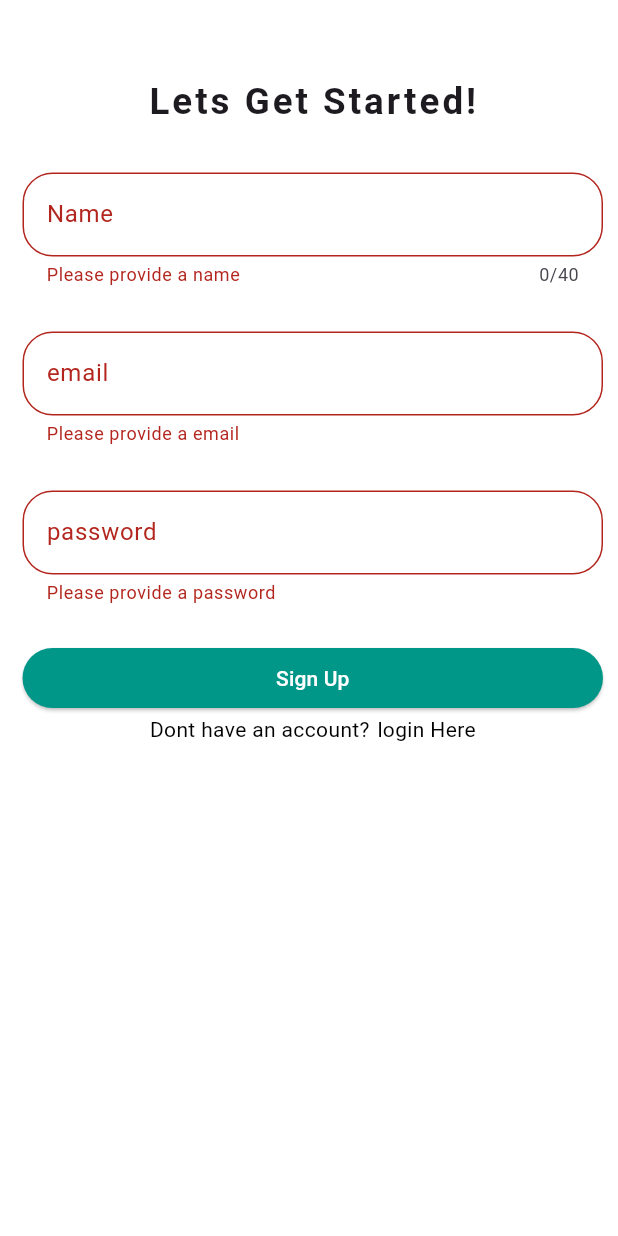
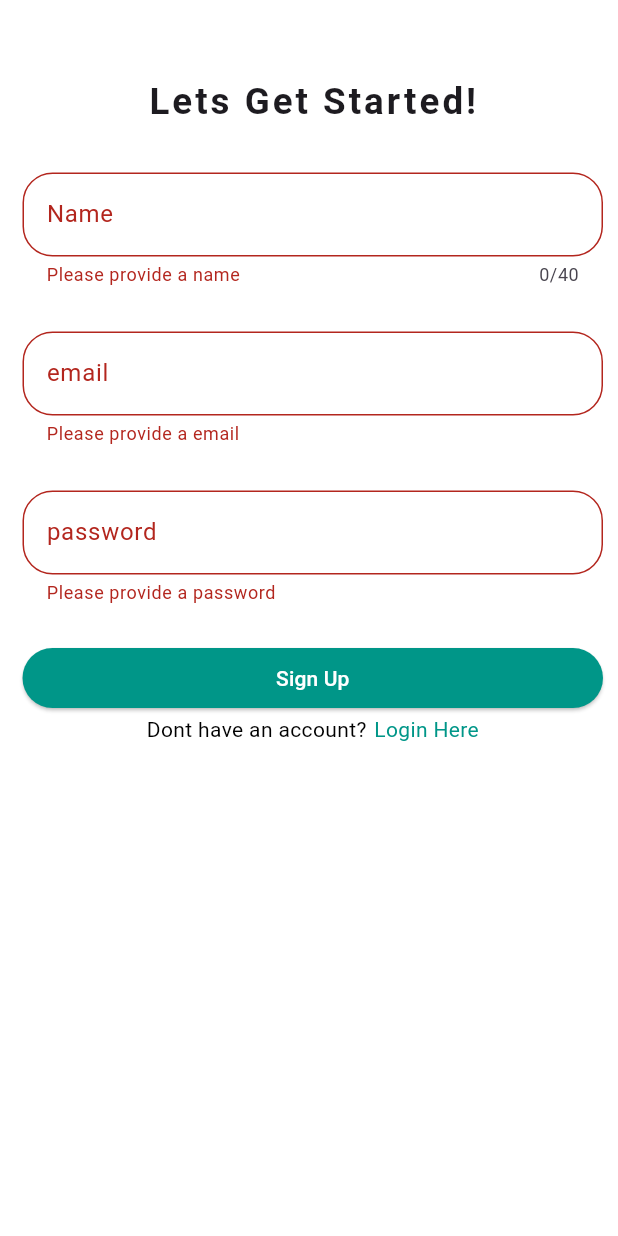
Before and after one commit to VillalobosCarla/FE-ShotWithYou, a Flutter app: the Signup screen opened by its route, after a tap on "Sign Up", on a phone screen of 412 x 824 dp. Run offline on Flutter 3.47's test engine with Material 3 defaults, Android fonts, the phone set to English and light mode, and no system bars; our stand-ins replace flutter_spinkit.

Commit message:
Act4 SignUp

```diff
--- /dev/null
+++ b/lib/Services/User.dart
@@ -0,0 +1,15 @@
+class User{
+  final String username;
+  final String email;
+  final String password;
+
+  User({required this.username,
+  required this.email,
+  required this.password});
+
+  Map<String, dynamic> toJson() =>{
+    'username' : username,
+    'email' : email,
+    'password' : password
+  };
+}
--- a/lib/pages/login.dart
+++ b/lib/pages/login.dart
@@ -144,7 +144,7 @@ class _LoginState extends State<Login> {
                           child: Text(
                             'Signup Here',
                             style: TextStyle(
-                              color: Colors.black,
+                              color: Colors.teal,
                             ),
                           ),
                           onTap: ()=> Navigator.popAndPushNamed(context, '/signup'),
--- a/lib/pages/signup.dart
+++ b/lib/pages/signup.dart
@@ -1,4 +1,8 @@
+import 'dart:convert';
+
 import 'package:flutter/material.dart';
+import 'package:hehe/Services/User.dart';
+import 'package:http/http.dart' as http;
 
 class Signup extends StatefulWidget {
   @override
@@ -11,6 +15,20 @@ class _signupState extends State<Signup> {
   String email = '';
   String password = '';
 
+  createAccount(User user) async{
+    final response = await http.post(
+      Uri.parse('http://10.0.2.2:8080/api/v1/auth/register/user'),
+      headers : <String, String>{
+        'Content-Type' : 'application/json; charset=UTF-8',
+      },
+      body: jsonEncode(<String, dynamic>{
+        'username' : user.username,
+        'email' : user.email,
+        'password' : user.password,
+      }),
+    );
+    print(response.body);
+  }
   @override
   Widget build(BuildContext context) {
     return Scaffold(
@@ -103,9 +121,12 @@ class _signupState extends State<Signup> {
                       onPressed: () {
                         if (formKey.currentState!.validate()) {
                           formKey.currentState!.save();
-                          print(name);
-                          print(email);
-                          print(password);
+                          User user = User(
+                            username: name,
+                            email: email,
+                            password: password
+                          );
+                          createAccount(user);
                         }
                       },
                       child: Text('Sign Up'),
@@ -125,9 +146,9 @@ class _signupState extends State<Signup> {
                         SizedBox(width: 5.0,),
                         InkWell(
                           child: Text(
-                            'login Here',
+                            'Login Here',
                             style: TextStyle(
-                              color: Colors.black,
+                              color: Colors.teal,
                             ),
                           ),
                           onTap: ()=> Navigator.popAndPushNamed(context, '/login'),
```
